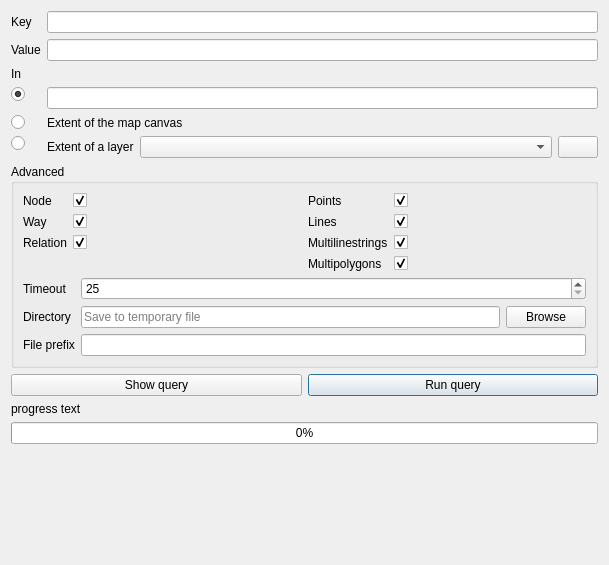
The window that ui/quick_query.ui (3liz/QuickOSM) describes before a commit, drawn with Qt 5.
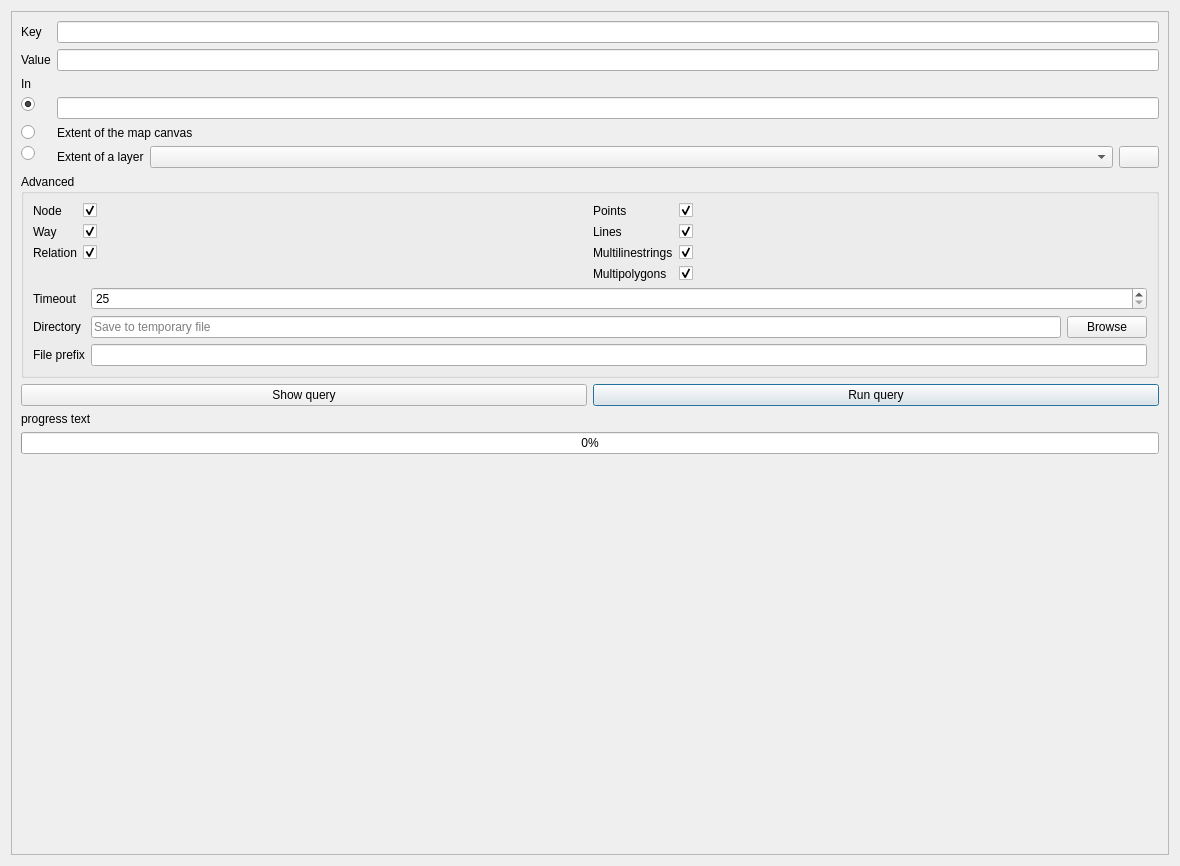
The same window after the commit. Icons and pictures are not drawn. Custom widgets are drawn as their Qt base class.

Commit message: add scroll in docks

```diff
--- a/ui/quick_query.ui
+++ b/ui/quick_query.ui
@@ -6,13 +6,28 @@
    <rect>
     <x>0</x>
     <y>0</y>
-    <width>609</width>
-    <height>565</height>
+    <width>1180</width>
+    <height>866</height>
    </rect>
   </property>
   <property name="windowTitle">
    <string>QuickOSM - Quick query</string>
   </property>
+  <layout class="QVBoxLayout" name="verticalLayout_3">
+   <item>
+    <widget class="QScrollArea" name="scrollArea">
+     <property name="widgetResizable">
+      <bool>true</bool>
+     </property>
+     <widget class="QWidget" name="scrollAreaWidgetContents">
+      <property name="geometry">
+       <rect>
+        <x>0</x>
+        <y>0</y>
+        <width>1166</width>
+        <height>852</height>
+       </rect>
+      </property>
   <layout class="QVBoxLayout" name="verticalLayout">
    <item>
     <layout class="QFormLayout" name="formLayout">
@@ -387,6 +402,10 @@
       </size>
      </property>
     </spacer>
+       </item>
+      </layout>
+     </widget>
+    </widget>
    </item>
   </layout>
  </widget>
```
Lines whose indentation alone changed are shown as unchanged. The commit also changes 7 other files.
